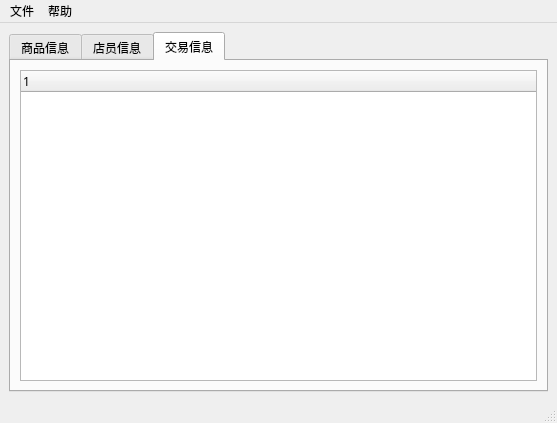
The window that design/client/ui/admin-window.ui (smdsbz/database-experiment) describes before a commit, drawn with Qt 5.
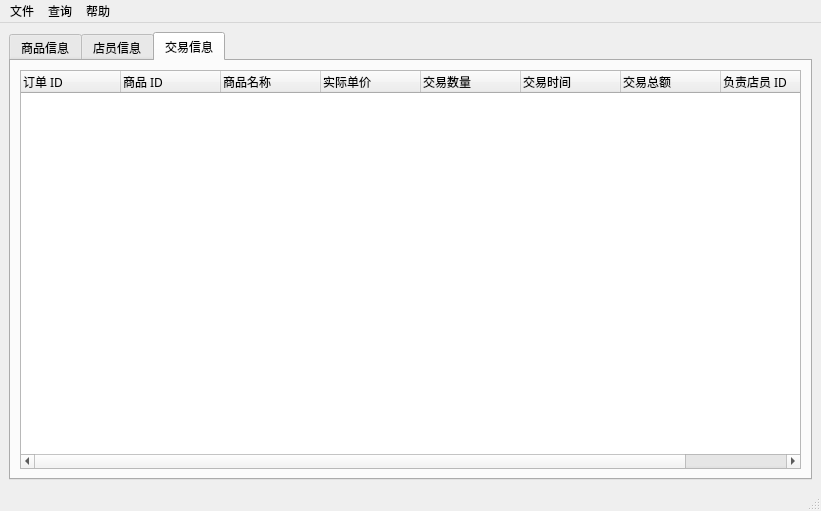
The same window after the commit. The open tabs and pages were chosen to show the change.

Commit message: transaction detail can now be queried from admin client

Diff of the .ui file:
```diff
--- a/design/client/ui/admin-window.ui
+++ b/design/client/ui/admin-window.ui
@@ -6,8 +6,8 @@
    <rect>
     <x>0</x>
     <y>0</y>
-    <width>557</width>
-    <height>418</height>
+    <width>821</width>
+    <height>511</height>
    </rect>
   </property>
   <property name="font">
@@ -159,7 +159,104 @@
        </attribute>
        <layout class="QGridLayout" name="gridLayout_4">
         <item row="0" column="0">
-         <widget class="QTreeWidget" name="trans_tree"/>
+         <widget class="QTreeWidget" name="trans_tree">
+          <property name="editTriggers">
+           <set>QAbstractItemView::NoEditTriggers</set>
+          </property>
+          <property name="animated">
+           <bool>false</bool>
+          </property>
+          <column>
+           <property name="text">
+            <string>订单 ID</string>
+           </property>
+           <property name="font">
+            <font>
+             <family>宋体</family>
+            </font>
+           </property>
+          </column>
+          <column>
+           <property name="text">
+            <string>商品 ID</string>
+           </property>
+           <property name="font">
+            <font>
+             <family>宋体</family>
+            </font>
+           </property>
+          </column>
+          <column>
+           <property name="text">
+            <string>商品名称</string>
+           </property>
+           <property name="font">
+            <font>
+             <family>宋体</family>
+            </font>
+           </property>
+          </column>
+          <column>
+           <property name="text">
+            <string>实际单价</string>
+           </property>
+           <property name="font">
+            <font>
+             <family>宋体</family>
+            </font>
+           </property>
+          </column>
+          <column>
+           <property name="text">
+            <string>交易数量</string>
+           </property>
+           <property name="font">
+            <font>
+             <family>宋体</family>
+            </font>
+           </property>
+          </column>
+          <column>
+           <property name="text">
+            <string>交易时间</string>
+           </property>
+           <property name="font">
+            <font>
+             <family>宋体</family>
+            </font>
+           </property>
+          </column>
+          <column>
+           <property name="text">
+            <string>交易总额</string>
+           </property>
+           <property name="font">
+            <font>
+             <family>宋体</family>
+            </font>
+           </property>
+          </column>
+          <column>
+           <property name="text">
+            <string>负责店员 ID</string>
+           </property>
+           <property name="font">
+            <font>
+             <family>宋体</family>
+            </font>
+           </property>
+          </column>
+          <column>
+           <property name="text">
+            <string>负责店员姓名</string>
+           </property>
+           <property name="font">
+            <font>
+             <family>宋体</family>
+            </font>
+           </property>
+          </column>
+         </widget>
         </item>
        </layout>
       </widget>
@@ -172,7 +269,7 @@
     <rect>
      <x>0</x>
      <y>0</y>
-     <width>557</width>
+     <width>821</width>
      <height>18</height>
     </rect>
    </property>
@@ -220,7 +317,13 @@
     </property>
     <addaction name="about_action"/>
    </widget>
+   <widget class="QMenu" name="query_menu">
+    <property name="title">
+     <string>查询</string>
+    </property>
+   </widget>
    <addaction name="file_menu"/>
+   <addaction name="query_menu"/>
    <addaction name="help_menu"/>
   </widget>
   <widget class="QStatusBar" name="statusbar">
```
The commit also changes 9 other files.
